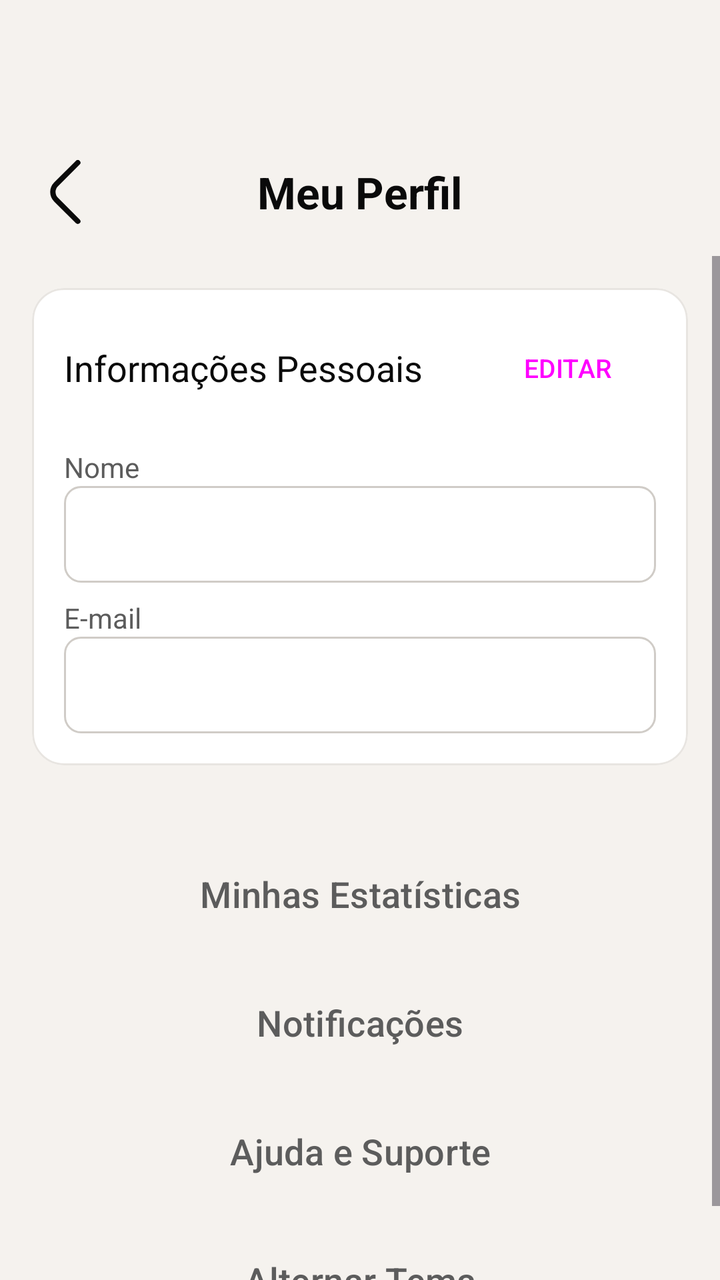
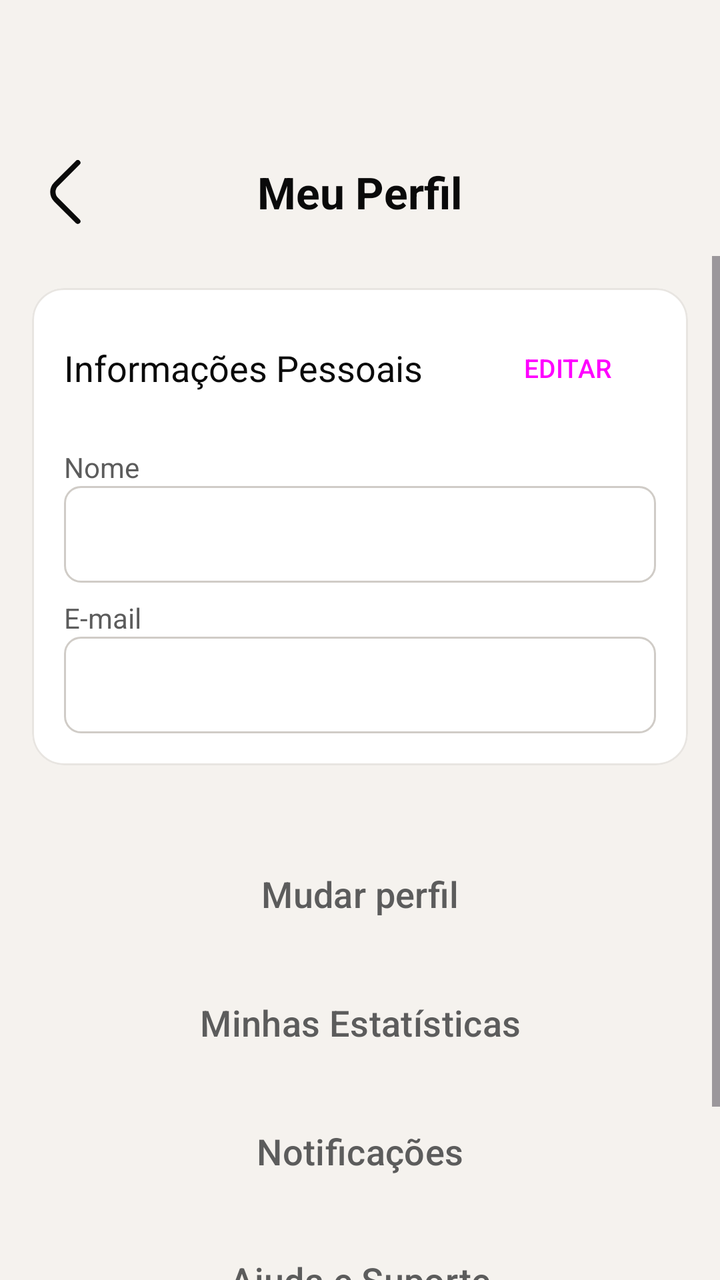

An Android layout rendered at two revisions. The XML below is the earlier revision; the diff shows what the commit changed to produce the second picture.
<!-- AndroidManifest.xml: application theme Theme.IBFAPP -->
<!-- res/layout/activity_perfil.xml -->
<?xml version="1.0" encoding="utf-8"?>
<LinearLayout xmlns:android="http://schemas.android.com/apk/res/android"
    xmlns:app="http://schemas.android.com/apk/res-auto"
    xmlns:tools="http://schemas.android.com/tools"
    android:fitsSystemWindows="true"
    android:paddingTop="?attr/actionBarSize"
    android:layout_width="match_parent"
    android:layout_height="match_parent"
    android:orientation="vertical"
    android:background="@color/semantic_background"
    tools:context=".ui.perfil.PerfilActivity">

    <RelativeLayout
        android:layout_width="match_parent"
        android:layout_height="?attr/actionBarSize"
        android:paddingHorizontal="8dp">
        <ImageView
            android:id="@+id/button_back"
            android:layout_width="48dp"
            android:layout_height="48dp"
            android:src="@drawable/ic_arrow_back"
            android:layout_centerVertical="true"
            android:padding="8dp"
            android:contentDescription="@string/voltar"
            app:tint="@color/semantic_text_primary" />
        <TextView
            android:layout_width="wrap_content"
            android:layout_height="wrap_content"
            android:layout_centerInParent="true"
            android:text="@string/perfil_titulo"
            android:textColor="@color/semantic_text_primary"
            android:textSize="22sp"
            android:textStyle="bold" />
    </RelativeLayout>

    <ScrollView
        android:layout_width="match_parent"
        android:layout_height="match_parent">

        <LinearLayout
            android:layout_width="match_parent"
            android:layout_height="wrap_content"
            android:orientation="vertical"
            android:padding="16dp">

            <com.google.android.material.card.MaterialCardView
                android:layout_width="match_parent"
                android:layout_height="wrap_content"
                android:layout_marginBottom="24dp"
                app:cardBackgroundColor="@color/semantic_card_background"
                app:cardCornerRadius="16dp"
                app:cardElevation="0dp">
                <LinearLayout
                    android:layout_width="match_parent"
                    android:layout_height="wrap_content"
                    android:orientation="vertical"
                    android:padding="16dp">
                    <LinearLayout android:layout_width="match_parent" android:layout_height="wrap_content" android:orientation="horizontal" android:gravity="center_vertical">
                        <TextView android:layout_width="0dp" android:layout_weight="1" android:layout_height="wrap_content" android:text="@string/perfil_informacoes_pessoais" android:textColor="@color/semantic_text_primary" android:textSize="18sp"/>
                        <Button android:id="@+id/button_editar_salvar" style="@style/Widget.Material3.Button.TextButton" android:layout_width="wrap_content" android:layout_height="wrap_content" android:text="@string/perfil_editar" android:textSize="13sp"/>
                    </LinearLayout>
                    <TextView android:text="@string/perfil_nome" android:textColor="@color/semantic_text_secondary" android:layout_marginTop="16dp" android:layout_width="wrap_content" android:layout_height="wrap_content"/>
                    <EditText android:id="@+id/edit_text_nome_perfil"
                        android:autofillHints=""
                        android:enabled="false" android:background="@drawable/edit_text_background" android:textColor="@color/semantic_text_primary" android:padding="12dp" android:minHeight="48dp" android:layout_width="match_parent" android:layout_height="wrap_content" android:layout_marginBottom="8dp"
                        tools:ignore="LabelFor,TextFields" />
                    <TextView android:text="@string/perfil_email" android:textColor="@color/semantic_text_secondary" android:layout_width="wrap_content" android:layout_height="wrap_content"/>
                    <EditText android:id="@+id/edit_text_email_perfil"
                        android:autofillHints=""
                        android:enabled="false" android:background="@drawable/edit_text_background" android:textColor="@color/semantic_text_primary" android:padding="12dp" android:minHeight="48dp" android:layout_width="match_parent" android:layout_height="wrap_content"
                        tools:ignore="LabelFor,TextFields" />
                </LinearLayout>
            </com.google.android.material.card.MaterialCardView>

            <Button android:id="@+id/button_estatisticas" android:text="@string/perfil_estatisticas" style="@style/Widget.Material3.Button.OutlinedButton" android:layout_width="match_parent" android:layout_height="wrap_content" android:layout_marginTop="16dp" android:padding="12dp" android:textColor="@color/semantic_text_secondary" app:strokeColor="@color/semantic_stroke" android:textSize="18sp"/>
            <Button android:id="@+id/button_notificacoes" android:text="@string/perfil_notificacoes" style="@style/Widget.Material3.Button.OutlinedButton" android:layout_width="match_parent" android:layout_height="wrap_content" android:layout_marginTop="16dp" android:padding="12dp" android:textColor="@color/semantic_text_secondary" app:strokeColor="@color/semantic_stroke" android:textSize="18sp"/>
            <Button android:id="@+id/button_ajuda" android:text="@string/perfil_ajuda" style="@style/Widget.Material3.Button.OutlinedButton" android:layout_width="match_parent" android:layout_height="wrap_content" android:layout_marginTop="16dp" android:padding="12dp" android:textColor="@color/semantic_text_secondary" app:strokeColor="@color/semantic_stroke" android:textSize="18sp"/>
            <Button android:id="@+id/button_alternar_tema" android:text="@string/alternar_tema" style="@style/Widget.Material3.Button.OutlinedButton" android:layout_width="match_parent" android:layout_height="wrap_content" android:layout_marginTop="16dp" android:padding="12dp" android:textColor="@color/semantic_text_secondary" app:strokeColor="@color/semantic_stroke" android:textSize="18sp"/>

        </LinearLayout>
    </ScrollView>
</LinearLayout>
<!-- resources referenced by this layout -->
<resources>
  <color name="semantic_background">@color/ibf_background</color>
  <color name="semantic_card_background">@color/ibf_surface</color>
  <color name="semantic_stroke">@color/ibf_outline</color>
  <color name="semantic_text_primary">@color/ibf_on_background</color>
  <color name="semantic_text_secondary">@color/ibf_on_surface_variant</color>
  <!-- drawable edit_text_background (drawable) -->
  <?xml version="1.0" encoding="utf-8"?>
  <shape xmlns:android="http://schemas.android.com/apk/res/android"
      android:shape="rectangle">
      <solid android:color="?attr/colorSurface" />
      <stroke android:width="1dp" android:color="?attr/colorOutline" />
      <corners android:radius="8dp" />
  </shape>
  <!-- drawable ic_arrow_back (drawable) -->
  <vector xmlns:android="http://schemas.android.com/apk/res/android" android:width="24dp" android:height="24dp" android:viewportWidth="24" android:viewportHeight="24" android:tint="?attr/colorControlNormal"><path android:fillColor="@android:color/white" android:pathData="M17.17,24a1,1,0,0,1-.71-.29L8.29,15.54a5,5,0,0,1,0-7.08L16.46.29a1,1,0,1,1,1.42,1.42L9.71,9.88a3,3,0,0,0,0,4.24l8.17,8.17a1,1,0,0,1,0,1.42A1,1,0,0,1,17.17,24Z"/></vector>
  <string name="alternar_tema">Alternar Tema</string>
  <string name="perfil_ajuda">Ajuda e Suporte</string>
  <string name="perfil_editar">EDITAR</string>
  <string name="perfil_email">E-mail</string>
  <string name="perfil_estatisticas">Minhas Estatísticas</string>
  <string name="perfil_informacoes_pessoais">Informações Pessoais</string>
  <string name="perfil_nome">Nome</string>
  <string name="perfil_notificacoes">Notificações</string>
  <string name="perfil_titulo">Meu Perfil</string>
  <string name="voltar">Voltar</string>
  <color name="ibf_background">#F5F2EE</color>
  <color name="ibf_surface">#FFFFFF</color>
  <color name="ibf_outline">#D0CCC7</color>
  <color name="ibf_on_background">#0A0A0A</color>
  <color name="ibf_on_surface_variant">#5C5C5C</color>
  <color name="near_black">#0A0A0A</color>
  <color name="white">#FFFFFFFF</color>
  <color name="ibf_surface_variant">#EBEBEB</color>
  <color name="chumbo_light">#5C5C5C</color>
  <color name="accent">#1DB954</color>
  <color name="accent_container">#E8F5E9</color>
  <color name="ibf_on_surface">#0A0A0A</color>
  <color name="ibf_outline_variant">#E8E5E1</color>
  <color name="ibf_error">#C62828</color>
  <color name="ibf_on_error">#FFFFFF</color>
  <color name="ibf_error_container">#FFEBEE</color>
  <!-- unchanged entries left out for length: 1 -->
</resources>

<!-- the commit's change to res/layout/activity_perfil.xml (unified diff, before → after) -->
@@ -72,6 +72,7 @@
                 </LinearLayout>
             </com.google.android.material.card.MaterialCardView>
 
+            <Button android:id="@+id/button_mudar_perfil" android:text="Mudar perfil" style="@style/Widget.Material3.Button.OutlinedButton" android:layout_width="match_parent" android:layout_height="wrap_content" android:layout_marginTop="16dp" android:padding="12dp" android:textColor="@color/semantic_text_secondary" app:strokeColor="@color/semantic_stroke" android:textSize="18sp"/>
             <Button android:id="@+id/button_estatisticas" android:text="@string/perfil_estatisticas" style="@style/Widget.Material3.Button.OutlinedButton" android:layout_width="match_parent" android:layout_height="wrap_content" android:layout_marginTop="16dp" android:padding="12dp" android:textColor="@color/semantic_text_secondary" app:strokeColor="@color/semantic_stroke" android:textSize="18sp"/>
             <Button android:id="@+id/button_notificacoes" android:text="@string/perfil_notificacoes" style="@style/Widget.Material3.Button.OutlinedButton" android:layout_width="match_parent" android:layout_height="wrap_content" android:layout_marginTop="16dp" android:padding="12dp" android:textColor="@color/semantic_text_secondary" app:strokeColor="@color/semantic_stroke" android:textSize="18sp"/>
             <Button android:id="@+id/button_ajuda" android:text="@string/perfil_ajuda" style="@style/Widget.Material3.Button.OutlinedButton" android:layout_width="match_parent" android:layout_height="wrap_content" android:layout_marginTop="16dp" android:padding="12dp" android:textColor="@color/semantic_text_secondary" app:strokeColor="@color/semantic_stroke" android:textSize="18sp"/>
